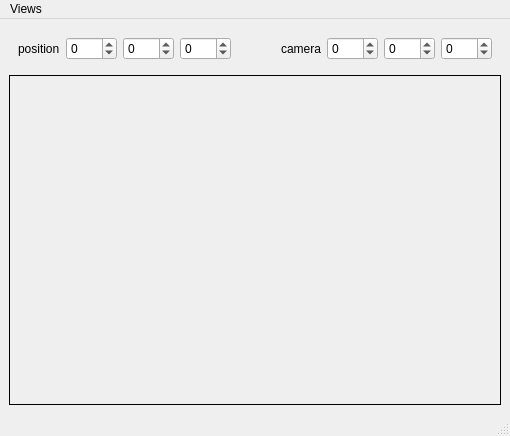
Before: the Qt Designer form main/GLvlView.ui in DerOrfa/virgil, drawn with Qt 5.
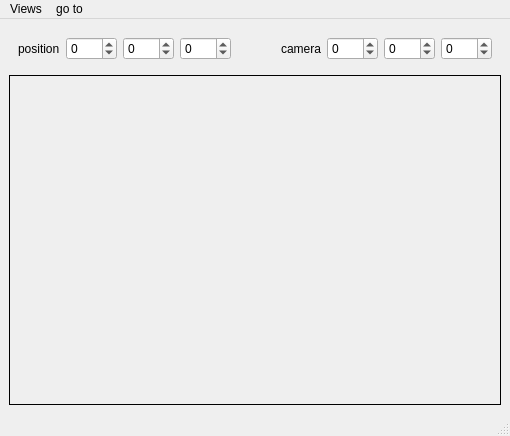
After: the same form once the commit is applied.

Commit message: add view presets for sagittal, axial and coronal

Patch:
```diff
--- a/main/GLvlView.ui
+++ b/main/GLvlView.ui
@@ -153,7 +153,16 @@
     </property>
     <addaction name="actionNewPlane"/>
    </widget>
+   <widget class="QMenu" name="menuGo_to">
+    <property name="title">
+     <string>go to</string>
+    </property>
+    <addaction name="actionSagittal"/>
+    <addaction name="actionCoronal"/>
+    <addaction name="actionAxial"/>
+   </widget>
    <addaction name="menuViews"/>
+   <addaction name="menuGo_to"/>
   </widget>
   <widget class="QStatusBar" name="statusbar"/>
   <action name="actionNewPlane">
```
Left out of the diff: 24 changed lines with no effect on the pictures. The commit also changes 3 other files.
